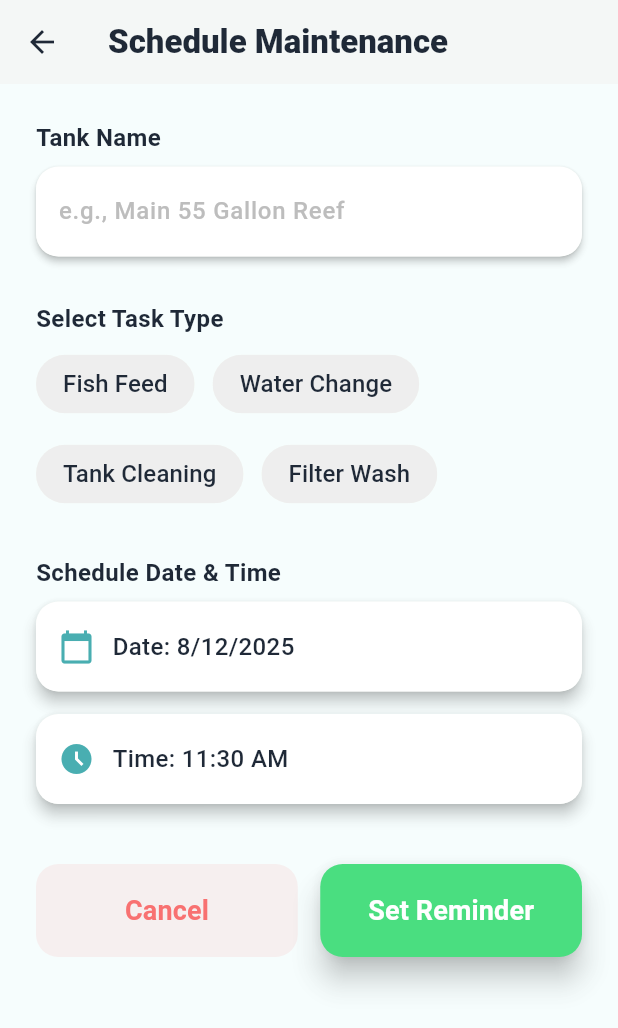
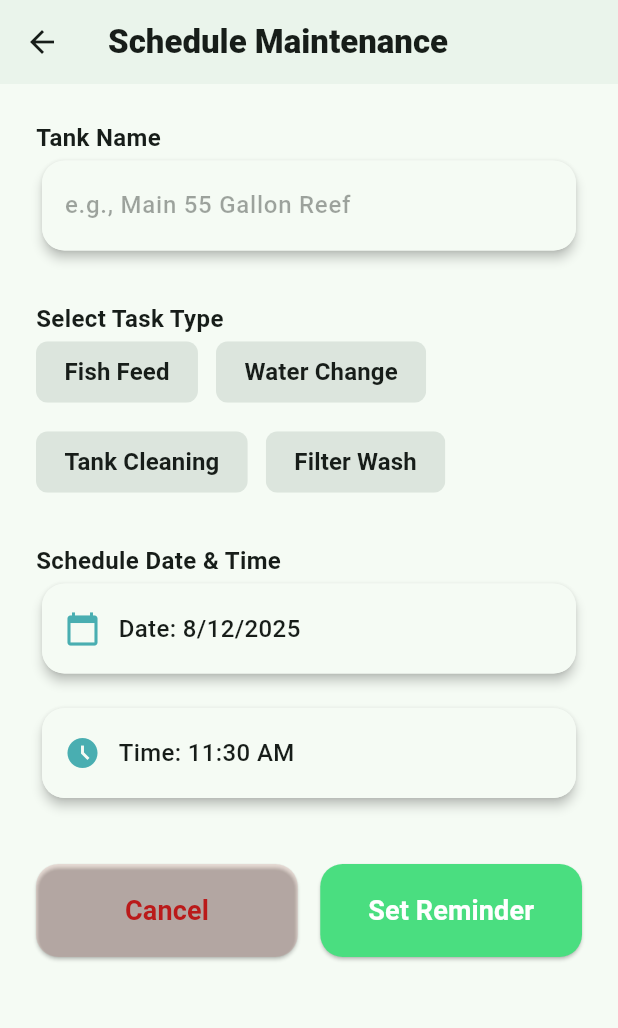
Before and after one commit to dipeshrajxtha/aqua-mate-frontend, a Flutter app: the ReminderSetupForm screen opened by its route, on a phone screen of 412 x 824 dp. Shown: the top 1028 px of the screen. Run offline on Flutter 3.47's test engine with Material 3 defaults, Android fonts, the phone set to English and light mode, and no system bars; our stand-ins replace image_picker, shared_preferences; accounts and stored records are empty.

Commit message:
Initial full project upload

```diff
--- a/lib/view/dashboard/reminderSetupForm.dart
+++ b/lib/view/dashboard/reminderSetupForm.dart
@@ -5,12 +5,10 @@ import 'package:provider/provider.dart';
 import '../../controller/reminder_controller.dart';
 import '../../model/reminder_model.dart';
 
-// --- Custom Color Palette ---
+// --- Custom Color Palette (kept but adjusted to allow dark mode) ---
 class AppColors {
   static const Color aquaMain = Color(0xFF4ade80);
   static const Color primaryBlue = Color(0xFF49AEB1);
-  static const Color primaryLight = Color(0xFFE0F7FA);
-  static const Color textDark = Color(0xFF1F2937);
   static const Color errorRed = Color(0xFFF87171);
 }
 
@@ -50,6 +48,7 @@ class _ReminderSetupFormState extends State<ReminderSetupForm> {
   }
 
   Future<void> _selectDate(BuildContext context) async {
+    final theme = Theme.of(context).colorScheme;
     final DateTime? picked = await showDatePicker(
       context: context,
       initialDate: _selectedDate ?? DateTime.now().add(const Duration(days: 1)),
@@ -57,61 +56,49 @@ class _ReminderSetupFormState extends State<ReminderSetupForm> {
       lastDate: DateTime(2101),
       builder: (context, child) {
         return Theme(
-          data: ThemeData.light().copyWith(
-            colorScheme: const ColorScheme.light(
-              primary: AppColors.primaryBlue,
-              onPrimary: Colors.white,
-              onSurface: AppColors.textDark,
-            ),
+          data: Theme.of(context).copyWith(
+            colorScheme: theme.copyWith(primary: AppColors.primaryBlue),
           ),
           child: child!,
         );
       },
     );
-    if (picked != null) {
-      setState(() {
-        _selectedDate = picked;
-      });
-    }
+    if (picked != null) setState(() => _selectedDate = picked);
   }
 
   Future<void> _selectTime(BuildContext context) async {
+    final theme = Theme.of(context).colorScheme;
     final TimeOfDay? picked = await showTimePicker(
       context: context,
       initialTime: _selectedTime ?? TimeOfDay.now(),
       builder: (context, child) {
         return Theme(
-          data: ThemeData.light().copyWith(
-            colorScheme: const ColorScheme.light(
-              primary: AppColors.primaryBlue,
-              onPrimary: Colors.white,
-              onSurface: AppColors.textDark,
-            ),
+          data: Theme.of(context).copyWith(
+            colorScheme: theme.copyWith(primary: AppColors.primaryBlue),
           ),
           child: child!,
         );
       },
     );
-    if (picked != null) {
-      setState(() {
-        _selectedTime = picked;
-      });
-    }
+    if (picked != null) setState(() => _selectedTime = picked);
   }
 
   void _saveReminder(BuildContext context) async {
     final tankName = _tankNameController.text.trim();
-    if (_selectedTask == null || _selectedDate == null || _selectedTime == null || tankName.isEmpty) {
+    if (_selectedTask == null ||
+        _selectedDate == null ||
+        _selectedTime == null ||
+        tankName.isEmpty) {
       ScaffoldMessenger.of(context).showSnackBar(
         SnackBar(
           content: const Text('Please complete all fields.'),
-          backgroundColor: AppColors.errorRed,
+          backgroundColor: Colors.redAccent,
         ),
       );
       return;
     }
 
-    final DateTime finalScheduledDate = DateTime(
+    final scheduledDate = DateTime(
       _selectedDate!.year,
       _selectedDate!.month,
       _selectedDate!.day,
@@ -137,16 +124,17 @@ class _ReminderSetupFormState extends State<ReminderSetupForm> {
         return;
     }
 
-    final result = await Provider.of<ReminderController>(context, listen: false).addReminder(
+    final result = await Provider.of<ReminderController>(context, listen: false)
+        .addReminder(
       tankName: tankName,
       type: type,
-      scheduledDate: finalScheduledDate,
+      scheduledDate: scheduledDate,
     );
 
     if (result == "Success") {
       ScaffoldMessenger.of(context).showSnackBar(
         SnackBar(
-          content: Text('${_selectedTask} set for $tankName!'),
+          content: Text('$_selectedTask set for $tankName!'),
           backgroundColor: AppColors.aquaMain,
         ),
       );
@@ -154,7 +142,7 @@ class _ReminderSetupFormState extends State<ReminderSetupForm> {
     } else {
       ScaffoldMessenger.of(context).showSnackBar(
         SnackBar(
-          content: Text('Error saving reminder: $result'),
+          content: Text('Error: $result'),
           backgroundColor: AppColors.errorRed,
         ),
       );
@@ -163,15 +151,18 @@ class _ReminderSetupFormState extends State<ReminderSetupForm> {
 
   @override
   Widget build(BuildContext context) {
+    final cs = Theme.of(context).colorScheme;
+
     return Scaffold(
-      backgroundColor: AppColors.primaryLight.withOpacity(0.3),
+      backgroundColor: cs.background,
       appBar: AppBar(
-        title: const Text(
+        title: Text(
           'Schedule Maintenance',
-          style: TextStyle(fontWeight: FontWeight.w800, color: AppColors.textDark),
+          style: TextStyle(
+              fontWeight: FontWeight.w800, color: cs.onSurface),
         ),
-        backgroundColor: Colors.white,
-        iconTheme: const IconThemeData(color: AppColors.textDark),
+        backgroundColor: cs.surface,
+        iconTheme: IconThemeData(color: cs.onSurface),
         elevation: 1,
       ),
       body: SingleChildScrollView(
@@ -179,51 +170,49 @@ class _ReminderSetupFormState extends State<ReminderSetupForm> {
         child: Column(
           crossAxisAlignment: CrossAxisAlignment.start,
           children: [
-            const Text('Tank Name', style: TextStyle(fontWeight: FontWeight.w600, fontSize: 16, color: AppColors.textDark)),
-            const SizedBox(height: 8),
+            _sectionTitle(context, 'Tank Name'),
             _buildInputContainer(
-              isPicker: false,
+              context: context,
               child: TextField(
                 controller: _tankNameController,
                 decoration: InputDecoration(
                   hintText: 'e.g., Main 55 Gallon Reef',
-                  hintStyle: TextStyle(color: Colors.grey[400]),
+                  hintStyle:
+                  TextStyle(color: cs.onSurface.withOpacity(0.4)),
                   border: InputBorder.none,
-                  contentPadding: EdgeInsets.zero,
                 ),
-                style: const TextStyle(fontWeight: FontWeight.w500),
+                style: TextStyle(
+                    color: cs.onSurface, fontWeight: FontWeight.w500),
               ),
             ),
             const SizedBox(height: 30),
 
-            const Text('Select Task Type', style: TextStyle(fontWeight: FontWeight.w600, fontSize: 16, color: AppColors.textDark)),
-            const SizedBox(height: 8),
+            _sectionTitle(context, 'Select Task Type'),
             Wrap(
               spacing: 12.0,
               runSpacing: 12.0,
-              children: _tasks.map((task) => _buildTaskChip(task)).toList(),
+              children: _tasks.map((task) => _buildTaskChip(context, task)).toList(),
             ),
             const SizedBox(height: 30),
 
-            const Text('Schedule Date & Time', style: TextStyle(fontWeight: FontWeight.w600, fontSize: 16, color: AppColors.textDark)),
-            const SizedBox(height: 8),
-
+            _sectionTitle(context, 'Schedule Date & Time'),
             GestureDetector(
               onTap: () => _selectDate(context),
               child: _buildInputContainer(
+                context: context,
                 child: Row(
                   children: [
-                    const Icon(Icons.calendar_today, size: 24, color: AppColors.primaryBlue),
+                    Icon(Icons.calendar_today,
+                        size: 24, color: AppColors.primaryBlue),
                     const SizedBox(width: 12),
                     Text(
                       _selectedDate == null
                           ? 'Select Date'
                           : 'Date: ${_selectedDate!.day}/${_selectedDate!.month}/${_selectedDate!.year}',
-                      style: const TextStyle(
-                        fontSize: 16,
-                        fontWeight: FontWeight.w500,
-                        color: AppColors.textDark,
-                      ),
+                      style: TextStyle(
+                          fontSize: 16,
+                          fontWeight: FontWeight.w500,
+                          color: cs.onSurface),
                     ),
                   ],
                 ),
@@ -234,25 +223,25 @@ class _ReminderSetupFormState extends State<ReminderSetupForm> {
             GestureDetector(
               onTap: () => _selectTime(context),
               child: _buildInputContainer(
+                context: context,
                 child: Row(
                   children: [
-                    const Icon(Icons.access_time_filled, size: 24, color: AppColors.primaryBlue),
+                    Icon(Icons.access_time_filled,
+                        size: 24, color: AppColors.primaryBlue),
                     const SizedBox(width: 12),
                     Text(
                       _selectedTime == null
                           ? 'Select Time'
                           : 'Time: ${_selectedTime!.format(context)}',
-                      style: const TextStyle(
-                        fontSize: 16,
-                        fontWeight: FontWeight.w500,
-                        color: AppColors.textDark,
-                      ),
+                      style: TextStyle(
+                          fontSize: 16,
+                          fontWeight: FontWeight.w500,
+                          color: cs.onSurface),
                     ),
                   ],
                 ),
               ),
             ),
-
             const SizedBox(height: 40),
 
             Row(
@@ -261,13 +250,15 @@ class _ReminderSetupFormState extends State<ReminderSetupForm> {
                   child: ElevatedButton(
                     onPressed: () => Navigator.pop(context),
                     style: ElevatedButton.styleFrom(
-                      backgroundColor: AppColors.errorRed.withOpacity(0.1),
-                      foregroundColor: AppColors.errorRed,
+                      backgroundColor: cs.error.withOpacity(0.1),
+                      foregroundColor: cs.error,
                       padding: const EdgeInsets.symmetric(vertical: 18),
-                      shape: RoundedRectangleBorder(borderRadius: BorderRadius.circular(15)),
-                      elevation: 0,
+                      shape: RoundedRectangleBorder(
+                          borderRadius: BorderRadius.circular(15)),
                     ),
-                    child: const Text('Cancel', style: TextStyle(fontSize: 18, fontWeight: FontWeight.bold)),
+                    child: const Text('Cancel',
+                        style: TextStyle(
+                            fontSize: 18, fontWeight: FontWeight.bold)),
                   ),
                 ),
                 const SizedBox(width: 15),
@@ -278,10 +269,12 @@ class _ReminderSetupFormState extends State<ReminderSetupForm> {
                       backgroundColor: AppColors.aquaMain,
                       foregroundColor: Colors.white,
                       padding: const EdgeInsets.symmetric(vertical: 18),
-                      shape: RoundedRectangleBorder(borderRadius: BorderRadius.circular(15)),
-                      elevation: 8,
+                      shape: RoundedRectangleBorder(
+                          borderRadius: BorderRadius.circular(15)),
                     ),
-                    child: const Text('Set Reminder', style: TextStyle(fontSize: 18, fontWeight: FontWeight.bold)),
+                    child: const Text('Set Reminder',
+                        style: TextStyle(
+                            fontSize: 18, fontWeight: FontWeight.bold)),
                   ),
                 ),
               ],
@@ -292,18 +285,32 @@ class _ReminderSetupFormState extends State<ReminderSetupForm> {
     );
   }
 
-  // Widget builder for the common input/picker style
-  Widget _buildInputContainer({required Widget child, bool isPicker = true}) {
+  // ---- Helpers -----
+
+  Widget _sectionTitle(BuildContext context, String text) {
+    return Text(
+      text,
+      style: TextStyle(
+        fontWeight: FontWeight.w600,
+        fontSize: 16,
+        color: Theme.of(context).colorScheme.onSurface,
+      ),
+    );
+  }
+
+  Widget _buildInputContainer({
+    required BuildContext context,
+    required Widget child,
+  }) {
+    final cs = Theme.of(context).colorScheme;
     return Card(
-      elevation: isPicker ? 4 : 2,
+      elevation: 3,
       shape: RoundedRectangleBorder(borderRadius: BorderRadius.circular(15)),
-      margin: EdgeInsets.zero,
       child: Container(
         height: 60,
-        width: double.infinity,
         padding: const EdgeInsets.symmetric(horizontal: 15),
         decoration: BoxDecoration(
-          color: Colors.white,
+          color: cs.surface,
           borderRadius: BorderRadius.circular(15),
         ),
         alignment: Alignment.centerLeft,
@@ -312,26 +319,25 @@ class _ReminderSetupFormState extends State<ReminderSetupForm> {
     );
   }
 
-  // Widget builder for the Task Chips (Buttons)
-  Widget _buildTaskChip(String task) {
+  Widget _buildTaskChip(BuildContext context, String task) {
     bool isSelected = _selectedTask == task;
+    final cs = Theme.of(context).colorScheme;
+
     return GestureDetector(
-      onTap: () {
-        setState(() {
-          _selectedTask = task;
-        });
-      },
+      onTap: () => setState(() => _selectedTask = task),
       child: Chip(
         label: Text(task),
         padding: const EdgeInsets.symmetric(horizontal: 10, vertical: 8),
-        backgroundColor: isSelected ? AppColors.primaryBlue.withOpacity(0.9) : Colors.grey[200],
-        side: isSelected ? BorderSide(color: AppColors.primaryBlue, width: 1.5) : BorderSide.none,
+        backgroundColor:
+        isSelected ? AppColors.primaryBlue : cs.surfaceVariant,
+        side: BorderSide(
+          color: isSelected ? AppColors.primaryBlue : Colors.transparent,
+        ),
         labelStyle: TextStyle(
-          color: isSelected ? Colors.white : AppColors.textDark,
-          fontWeight: isSelected ? FontWeight.bold : FontWeight.w500,
+          color: isSelected ? Colors.white : cs.onSurface,
+          fontWeight: FontWeight.w600,
           fontSize: 16,
         ),
-        shape: RoundedRectangleBorder(borderRadius: BorderRadius.circular(20)),
       ),
     );
   }
```
Also changed, not shown: lib/view/compatibility/compatibility_checker.dart (+33 -28 lines), lib/view/dashboard/aquarium_step_form.dart (+158 -244 lines), lib/widgets/shared_bottom_nav.dart (+34 -23 lines), 1 other file.
